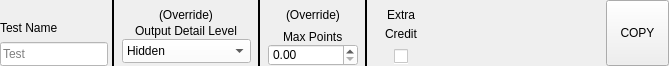
Qt form MIPS-creator/TestLayoutTopRow.ui (iankamin/MIPS-Autograder) before a commit.
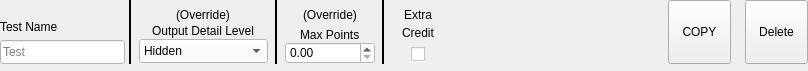
The same form after that commit.

Patch:
```diff
--- a/MIPS-creator/TestLayoutTopRow.ui
+++ b/MIPS-creator/TestLayoutTopRow.ui
@@ -6,8 +6,8 @@
    <rect>
     <x>0</x>
     <y>0</y>
-    <width>669</width>
-    <height>66</height>
+    <width>808</width>
+    <height>71</height>
    </rect>
   </property>
   <property name="sizePolicy">
@@ -42,7 +42,7 @@
     <number>0</number>
    </property>
    <property name="bottomMargin">
-    <number>0</number>
+    <number>7</number>
    </property>
    <item row="0" column="0">
     <layout class="QHBoxLayout" name="horizontalLayout">
@@ -64,7 +64,7 @@
          </property>
          <property name="sizeHint" stdset="0">
           <size>
-           <width>20</width>
+           <width>125</width>
            <height>15</height>
           </size>
          </property>
@@ -80,17 +80,23 @@
        <item>
         <widget class="QLineEdit" name="TestName">
          <property name="sizePolicy">
-          <sizepolicy hsizetype="Minimum" vsizetype="Fixed">
+          <sizepolicy hsizetype="Minimum" vsizetype="Preferred">
            <horstretch>0</horstretch>
            <verstretch>0</verstretch>
           </sizepolicy>
          </property>
          <property name="minimumSize">
           <size>
-           <width>50</width>
+           <width>125</width>
            <height>24</height>
           </size>
          </property>
+         <property name="maximumSize">
+          <size>
+           <width>125</width>
+           <height>16777215</height>
+          </size>
+         </property>
          <property name="styleSheet">
           <string notr="true">background-color: rgb(255, 255, 255);
 color: rgb(0, 0, 0);</string>
@@ -174,7 +180,7 @@
        <item>
         <widget class="QComboBox" name="ShowLevel">
          <property name="sizePolicy">
-          <sizepolicy hsizetype="Minimum" vsizetype="Fixed">
+          <sizepolicy hsizetype="Preferred" vsizetype="Fixed">
            <horstretch>0</horstretch>
            <verstretch>0</verstretch>
           </sizepolicy>
@@ -422,7 +428,7 @@
        </property>
        <property name="sizeHint" stdset="0">
         <size>
-         <width>40</width>
+         <width>50</width>
          <height>20</height>
         </size>
        </property>
@@ -447,6 +453,41 @@
        </property>
       </widget>
      </item>
+     <item>
+      <spacer name="horizontalSpacer_2">
+       <property name="orientation">
+        <enum>Qt::Horizontal</enum>
+       </property>
+       <property name="sizeType">
+        <enum>QSizePolicy::Fixed</enum>
+       </property>
+       <property name="sizeHint" stdset="0">
+        <size>
+         <width>10</width>
+         <height>20</height>
+        </size>
+       </property>
+      </spacer>
+     </item>
+     <item>
+      <widget class="QPushButton" name="DeleteButton">
+       <property name="sizePolicy">
+        <sizepolicy hsizetype="Minimum" vsizetype="Preferred">
+         <horstretch>0</horstretch>
+         <verstretch>0</verstretch>
+        </sizepolicy>
+       </property>
+       <property name="maximumSize">
+        <size>
+         <width>63</width>
+         <height>16777215</height>
+        </size>
+       </property>
+       <property name="text">
+        <string>Delete</string>
+       </property>
+      </widget>
+     </item>
     </layout>
    </item>
   </layout>
```
